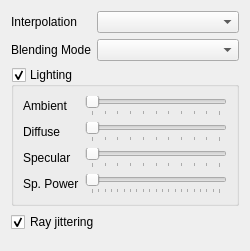
Old version of the form tomviz/ModuleVolumeWidget.ui in the repository OpenChemistry/tomviz.
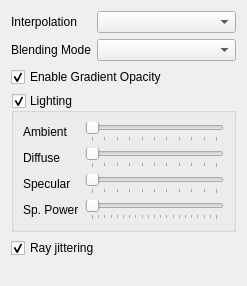
New version of the form.

Commit message:
Hide GradientOpacityWidget depending on the active module.
GradientOpacityWidget is hidden if the active module does not support
this type of transfer function (currently only ModuleVolume supports it).
A button was added in HistogramWidget to toggle the visibility of
GradientOpacityWidget, this button is also disabled for unsupported modules.

Added a checkbox in ModuleVolume to enable/disable gradient opacity function.

Some fixes for the chart layout, scale, axis and histogram visibility.

Cleanup and clang format.

Diff of the .ui file:
```diff
--- a/tomviz/ModuleVolumeWidget.ui
+++ b/tomviz/ModuleVolumeWidget.ui
@@ -6,8 +6,8 @@
    <rect>
     <x>0</x>
     <y>0</y>
-    <width>250</width>
-    <height>251</height>
+    <width>247</width>
+    <height>286</height>
    </rect>
   </property>
   <property name="windowTitle">
@@ -38,6 +38,16 @@
      </item>
     </layout>
    </item>
+   <item>
+    <widget class="QCheckBox" name="cbGradientOpac">
+     <property name="text">
+      <string>Enable Gradient Opacity</string>
+     </property>
+     <property name="checked">
+      <bool>true</bool>
+     </property>
+    </widget>
+   </item>
    <item>
     <widget class="QGroupBox" name="gbLighting">
      <property name="title">
```
The commit also changes 20 other files.
